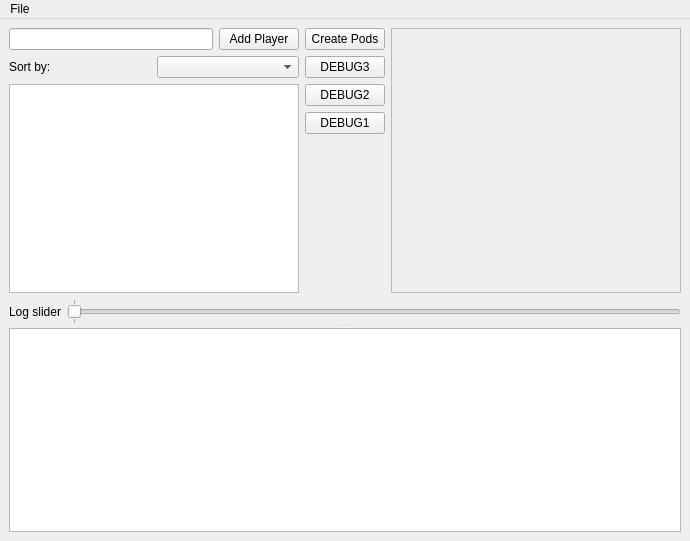
Before: the Qt Designer form ui/MainWindow.ui in eVen-gits/EDH_matchmaker, drawn with Qt 5.
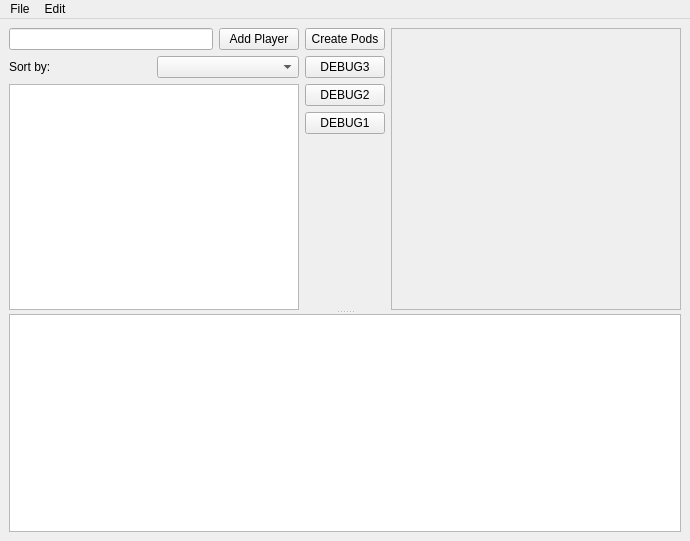
After: the same form once the commit is applied.

What changed in the file:
```diff
--- a/ui/MainWindow.ui
+++ b/ui/MainWindow.ui
@@ -20,7 +20,7 @@
       <property name="orientation">
        <enum>Qt::Vertical</enum>
       </property>
-      <widget class="QWidget" name="">
+      <widget class="QWidget" name="layoutWidget">
        <layout class="QGridLayout" name="gridLayout">
         <item row="0" column="0" rowspan="2">
          <layout class="QVBoxLayout" name="verticalLayout_2">
@@ -100,7 +100,7 @@
              <x>0</x>
              <y>0</y>
              <width>283</width>
-             <height>267</height>
+             <height>289</height>
             </rect>
            </property>
            <layout class="QVBoxLayout" name="_2">
@@ -158,33 +158,6 @@
           </item>
          </layout>
         </item>
-        <item row="2" column="0" colspan="3">
-         <layout class="QHBoxLayout" name="horizontalLayout">
-          <item>
-           <widget class="QLabel" name="label_2">
-            <property name="text">
-             <string>Log slider</string>
-            </property>
-           </widget>
-          </item>
-          <item>
-           <widget class="QSlider" name="hs_log">
-            <property name="maximum">
-             <number>0</number>
-            </property>
-            <property name="orientation">
-             <enum>Qt::Horizontal</enum>
-            </property>
-            <property name="tickPosition">
-             <enum>QSlider::TicksBothSides</enum>
-            </property>
-            <property name="tickInterval">
-             <number>1</number>
-            </property>
-           </widget>
-          </item>
-         </layout>
-        </item>
        </layout>
       </widget>
       <widget class="QListWidget" name="lw_status"/>
@@ -208,7 +181,14 @@
     <addaction name="actionLoad"/>
     <addaction name="actionExit"/>
    </widget>
+   <widget class="QMenu" name="menuEdit">
+    <property name="title">
+     <string>Edit</string>
+    </property>
+    <addaction name="actionLoad_state"/>
+   </widget>
    <addaction name="menuFile"/>
+   <addaction name="menuEdit"/>
   </widget>
   <action name="actionLoad">
    <property name="text">
```
Left out of the diff: 19 changed lines with no effect on the pictures.
